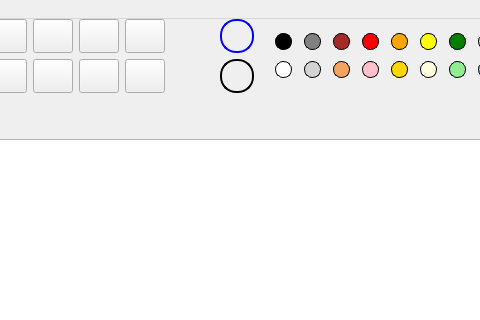
Qt form mainwindow.ui (EmirOdabas01/PaintVision) before a commit; both pictures show x 191 to 671 and y 0 to 320 of the 800 by 600 pixel window.
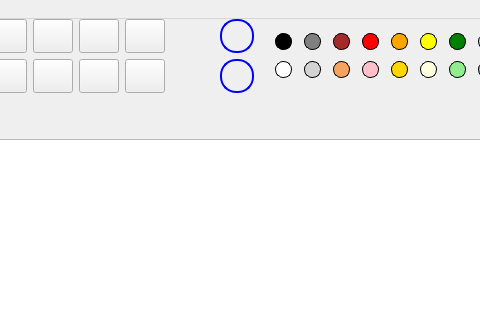
The same form after that commit. Icons and pictures are not drawn.

Commit message: ui-radio-buttons color celecting bug fixed

What changed in the file:
```diff
--- a/mainwindow.ui
+++ b/mainwindow.ui
@@ -545,7 +545,7 @@
             width: 30px; 
             height: 30px;
             border-radius: 16px; 
-            border: 2px solid black;
+            border: 2px solid blue;
         }</string>
           </property>
           <property name="text">
```
The commit also changes 2 other files.
